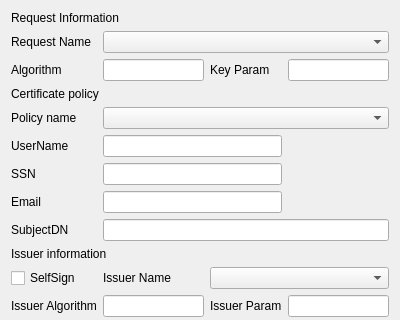
jykim74/CertMan, file CAMan/make_cert_dlg.ui: the form before one commit; both pictures show x 0 to 400 and y 0 to 320 of the 400 by 486 pixel window.
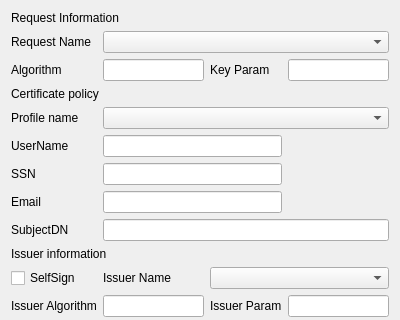
The form after the commit.

Commit message: Policy 를 Profile로 변경

Patch:
```diff
--- a/CAMan/make_cert_dlg.ui
+++ b/CAMan/make_cert_dlg.ui
@@ -17,7 +17,7 @@
    <item row="4" column="0">
     <widget class="QLabel" name="label_6">
      <property name="text">
-      <string>Policy name</string>
+      <string>Profile name</string>
      </property>
     </widget>
    </item>
```
Left out of the diff: 4 changed lines with no effect on the pictures. The commit also changes 37 other files.
